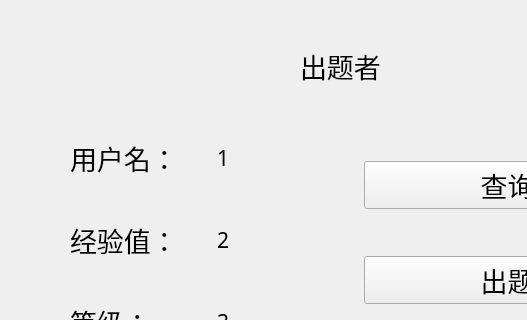
This is WordMatchGameV1.0/testerpage.ui in ProgrameThinking/WordMatchGame as Qt 5 draws it before an edit; both pictures show x 0 to 527 and y 0 to 320 of the 720 by 480 pixel window. The edited form follows.
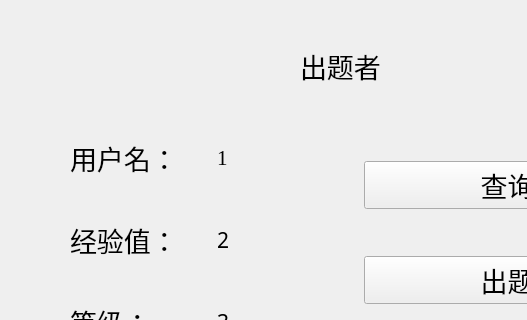
This is the edited form.

The edit to the form file:
```diff
--- a/WordMatchGameV1.0/testerpage.ui
+++ b/WordMatchGameV1.0/testerpage.ui
@@ -44,7 +44,7 @@
          <widget class="QLabel" name="username">
           <property name="font">
            <font>
-            <family>华文行楷</family>
+            <family>Times New Roman</family>
             <pointsize>16</pointsize>
            </font>
           </property>
```
